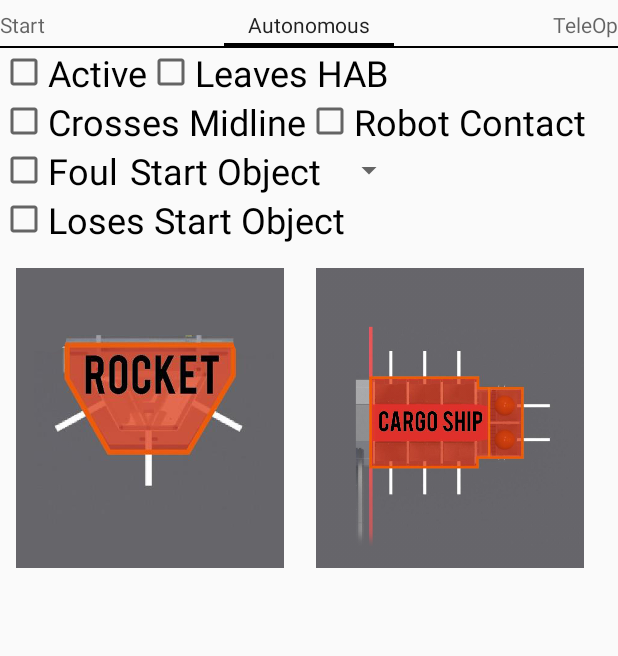
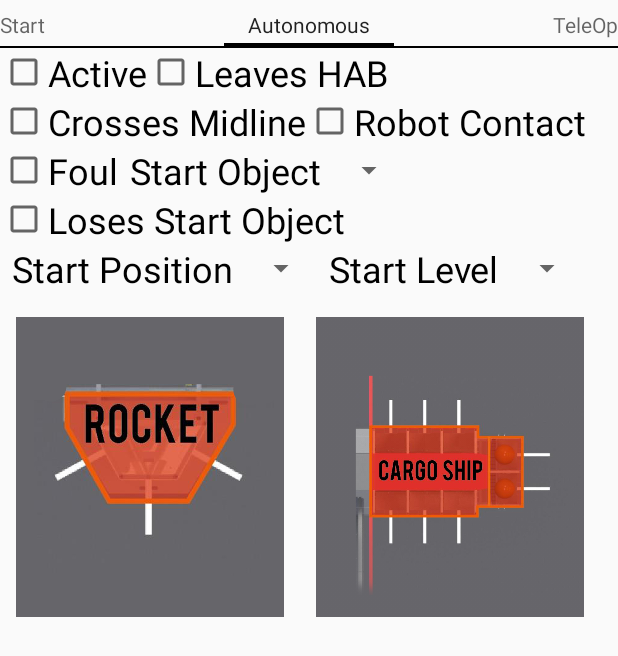
Before and after one commit to DisruptiveInnovation6317/CSP-Android, an Android app: the StartFragment screen opened directly, with no data from a screen before it, after a tap on "Autonomous", on a phone screen of 412 x 824 dp. Shown: the top 656 px of the screen. Run offline under Robolectric (Android 15) with nearby library versions, the phone set to English and light mode, and no system bars; our stand-ins replace FlexboxLayout.

Commit message:
Change Scout Name Format

```diff
--- a/app/src/main/java/com/frc63175985/csp/AutonomousFragment.java
+++ b/app/src/main/java/com/frc63175985/csp/AutonomousFragment.java
@@ -29,9 +29,17 @@ public class AutonomousFragment extends BaseScoutFragment {
         Match.GUI.bindCheckbox(view, R.id.autonomous_loses_start_obj_checkbox, Match.LOSES_START_OBJECT);
         Match.GUI.bindCheckbox(view, R.id.autonomous_leaves_hab, Match.LEAVES_HAB);
 
-        String[] options = {"Start Object", "Nothing", "Hatch", "Cargo"};
+        String[] startObjectOptions = {"Start Object", "Nothing", "Hatch", "Cargo"};
         Match.GUI.bindSpinner(getContext(), view, R.id.autonomous_start_object_spinner,
-                Match.START_OBJECT, options);
+                Match.START_OBJECT, startObjectOptions);
+
+        String[] startPositionOptions = {"Start Position", "Left", "Middle", "Right"};
+        Match.GUI.bindSpinner(getContext(), view, R.id.autonomous_start_position_spinner,
+                Match.START_POSITION, startPositionOptions);
+
+        String[] startLevelOptions = {"Start Level", "1", "2", "3"};
+        Match.GUI.bindSpinner(getContext(), view, R.id.autonomous_start_level_spinner,
+                Match.START_LEVEL, startLevelOptions);
 
         return view;
     }
--- a/app/src/main/java/com/frc63175985/csp/CommentsFragment.java
+++ b/app/src/main/java/com/frc63175985/csp/CommentsFragment.java
@@ -41,6 +41,7 @@ public class CommentsFragment extends Fragment {
                     return;
                 }
 
+                Toast.makeText(getContext(), "Generating QR...", Toast.LENGTH_SHORT).show();
                 AlertDialog dialog = QrHelper.qrDialogFromString(getContext(), "Match", contents);
                 if (dialog != null) {
                     dialog.show();
--- a/app/src/main/java/com/frc63175985/csp/auth/Match.java
+++ b/app/src/main/java/com/frc63175985/csp/auth/Match.java
@@ -362,7 +362,7 @@ public class Match {
      */
     public int num(String key) {
         Object num = data.get(key);
-        return num == null ? -1 : (int)num;
+        return num == null ? 0 : (int)num;
     }
 
     /**
--- a/app/src/main/java/com/frc63175985/csp/auth/ScoutAuthState.java
+++ b/app/src/main/java/com/frc63175985/csp/auth/ScoutAuthState.java
@@ -18,7 +18,7 @@ public class ScoutAuthState {
 
         // Auto login if in debug mode
         if (Debug.AUTO_SIGNIN) {
-            scout = "Richards, Brandon";
+            scout = "Brandon_Richards";
             tournament = "CAAV";
             new Thread(new Runnable() {
                 @Override
@@ -62,7 +62,7 @@ public class ScoutAuthState {
         }
 
         // Check if the name is formatted properly
-        if (!scoutName.matches("^[A-Z][a-z]+, [A-Z][a-z]+$")) {
+        if (!scoutName.matches("^[A-Z][a-z]+_[A-Z][a-z]+$")) {
             return false;
         }
 
--- a/app/src/main/res/layout/activity_main.xml
+++ b/app/src/main/res/layout/activity_main.xml
@@ -43,7 +43,7 @@
 
         <EditText
             android:id="@+id/welcome_scout_login_editText"
-            android:hint="Doe, John"
+            android:hint="Last_First"
             android:layout_width="match_parent"
             android:layout_height="wrap_content"
             android:maxLines="1" />
@@ -56,7 +56,7 @@
 
         <EditText
             android:id="@+id/welcome_tournament_login_editText"
-            android:hint="Cedar Falls"
+            android:hint="Event Code"
             android:layout_width="match_parent"
             android:layout_height="wrap_content"
             android:maxLines="1" />
--- a/app/src/main/res/layout/fragment_autonomous.xml
+++ b/app/src/main/res/layout/fragment_autonomous.xml
@@ -58,6 +58,16 @@
             android:textSize="24sp"
             android:layout_width="wrap_content"
             android:layout_height="wrap_content" />
+
+        <Spinner
+            android:id="@+id/autonomous_start_position_spinner"
+            android:layout_width="wrap_content"
+            android:layout_height="wrap_content" />
+
+        <Spinner
+            android:id="@+id/autonomous_start_level_spinner"
+            android:layout_width="wrap_content"
+            android:layout_height="wrap_content" />
     </com.google.android.flexbox.FlexboxLayout>
 
     <FrameLayout
```
